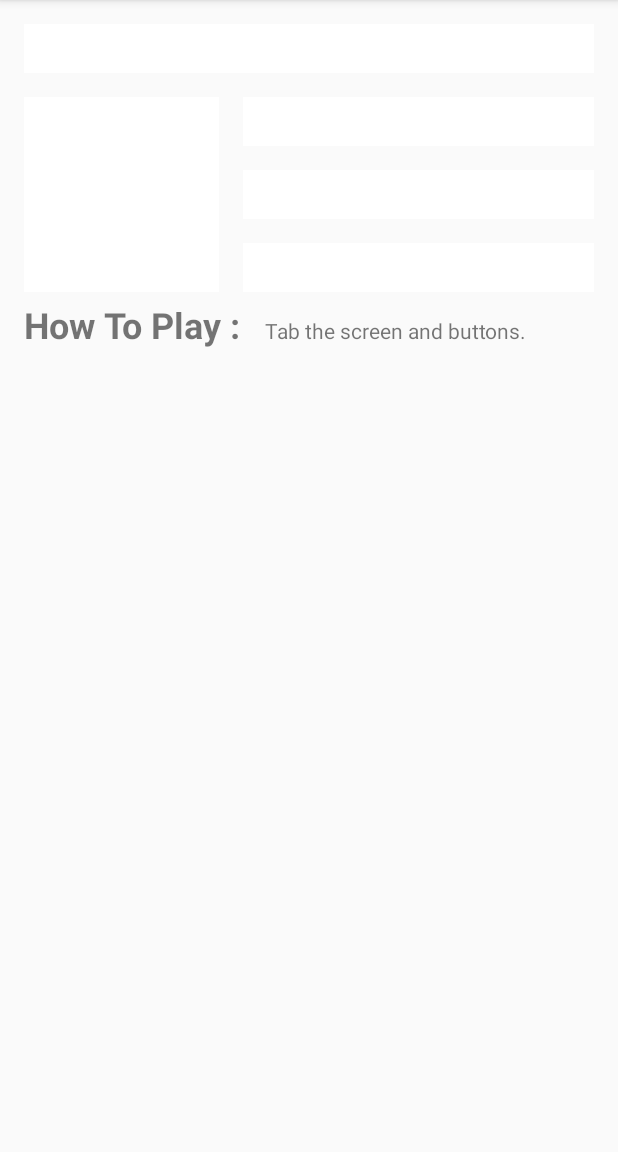
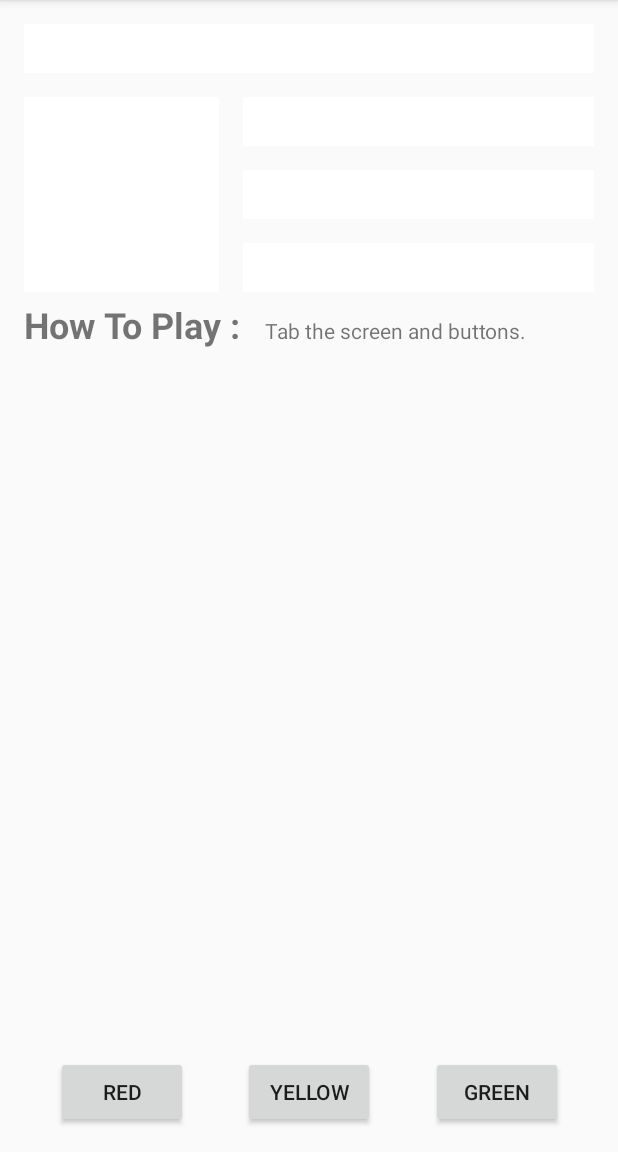
Before and after one commit to NatMannn/ColorMyViews, an Android app: the screen it shows after launch (MainActivity), on a phone screen of 412 x 824 dp, the part 84-1236 px from its top. Run offline under Robolectric (Android 15) with nearby library versions, the phone set to English and light mode, and no system bars; Roboto replaces fonts that are not available here.

Commit message:
Add click handlers to the buttons

```diff
--- a/app/src/main/java/buu/informatics/s59160953/colormyviews/MainActivity.kt
+++ b/app/src/main/java/buu/informatics/s59160953/colormyviews/MainActivity.kt
@@ -5,6 +5,7 @@ import androidx.appcompat.app.AppCompatActivity
 import android.os.Bundle
 import android.view.View
 import android.widget.TextView
+import kotlinx.android.synthetic.main.activity_main.*
 
 class MainActivity : AppCompatActivity() {
 
@@ -22,6 +23,10 @@ class MainActivity : AppCompatActivity() {
             R.id.box_three_text -> view.setBackgroundColor(Color.BLUE)
             R.id.box_four_text -> view.setBackgroundColor(Color.MAGENTA)
             R.id.box_five_text -> view.setBackgroundColor(Color.BLUE)
+
+            R.id.red_button -> box_three_text.setBackgroundResource(R.color.my_red)
+            R.id.yellow_button -> box_four_text.setBackgroundResource(R.color.my_yellow)
+            R.id.green_button -> box_five_text.setBackgroundResource(R.color.my_green)
             else -> view.setBackgroundColor(Color.LTGRAY)
         }
     }
@@ -35,14 +40,21 @@ class MainActivity : AppCompatActivity() {
 
         val rootConstraintLayout = findViewById<View>(R.id.constraint_layout)
 
+        val redButton = findViewById<TextView>(R.id.red_button)
+        val greenButton = findViewById<TextView>(R.id.green_button)
+        val yellowButton = findViewById<TextView>(R.id.yellow_button)
+
         val clickableViews: List<View> =
             listOf(boxOneText, boxTwoText, boxThreeText,
-                boxFourText, boxFiveText, rootConstraintLayout)
+                boxFourText, boxFiveText, rootConstraintLayout,
+                redButton, greenButton, yellowButton)
 
         for (item in clickableViews) {
             item.setOnClickListener { makeColored(it) }
 
         }
+
+
     }
 
 }
--- a/app/src/main/res/layout/activity_main.xml
+++ b/app/src/main/res/layout/activity_main.xml
@@ -69,5 +69,30 @@
             app:layout_constraintEnd_toEndOf="parent" android:layout_marginEnd="16dp"
             android:layout_marginTop="16dp"
             app:layout_constraintTop_toBottomOf="@+id/box_five_text"/>
+    <Button
+            android:text="@string/button_red"
+            android:layout_width="wrap_content"
+            android:layout_height="wrap_content"
+            android:id="@+id/red_button"
+            app:layout_constraintBaseline_toBaselineOf="@+id/yellow_button"
+            app:layout_constraintStart_toStartOf="parent" app:layout_constraintHorizontal_bias="0.5"
+            app:layout_constraintEnd_toStartOf="@+id/yellow_button"/>
+    <Button
+            android:text="@string/button_yellow"
+            android:layout_width="wrap_content"
+            android:layout_height="wrap_content"
+            android:id="@+id/yellow_button" app:layout_constraintStart_toEndOf="@+id/red_button"
+            app:layout_constraintHorizontal_bias="0.5" app:layout_constraintEnd_toStartOf="@+id/green_button"
+            android:layout_marginTop="16dp" app:layout_constraintTop_toBottomOf="@+id/info_text"
+            android:layout_marginBottom="16dp" app:layout_constraintBottom_toBottomOf="parent"
+            app:layout_constraintVertical_bias="1.0"/>
+    <Button
+            android:text="@string/button_green"
+            android:layout_width="wrap_content"
+            android:layout_height="wrap_content"
+            android:id="@+id/green_button"
+            app:layout_constraintBaseline_toBaselineOf="@+id/yellow_button"
+            app:layout_constraintStart_toEndOf="@+id/yellow_button" app:layout_constraintHorizontal_bias="0.5"
+            app:layout_constraintEnd_toEndOf="parent"/>
 
 </androidx.constraintlayout.widget.ConstraintLayout>
--- a/app/src/main/res/values/colors.xml
+++ b/app/src/main/res/values/colors.xml
@@ -3,4 +3,7 @@
     <color name="colorPrimary">#008577</color>
     <color name="colorPrimaryDark">#00574B</color>
     <color name="colorAccent">#D81B60</color>
+    <color name="my_green">#12C700</color>
+    <color name="my_red">#E54304</color>
+    <color name="my_yellow">#FFC107</color>
 </resources>
--- a/app/src/main/res/values/strings.xml
+++ b/app/src/main/res/values/strings.xml
@@ -7,4 +7,7 @@
     <string name="box_five">Box Five</string>
     <string name="how_to_play">How To Play :</string>
     <string name="tap_the_boxes_and_buttons">Tab the screen and buttons.</string>
+    <string name="button_red">RED</string>
+    <string name="button_yellow">YELLOW</string>
+    <string name="button_green">GREEN</string>
 </resources>
```
